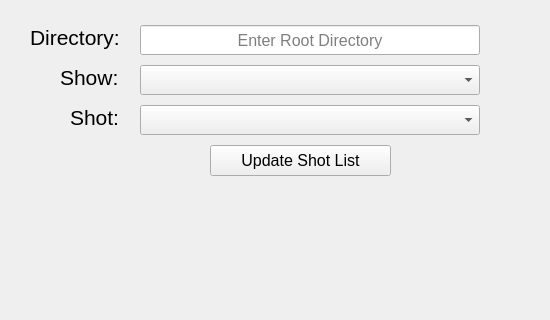
This is __QtFiles__/NukeFileMangerGUI_v004.ui in zackthomas1/NukeFileManager as Qt 5 draws it before an edit; both pictures show x 0 to 550 and y 394 to 714 of the 550 by 800 pixel window. The edited form follows.
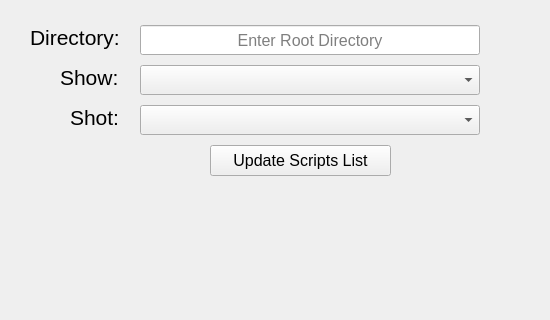
This is the edited form.

Patch:
```diff
--- a/__QtFiles__/NukeFileMangerGUI_v004.ui
+++ b/__QtFiles__/NukeFileMangerGUI_v004.ui
@@ -146,7 +146,7 @@
       </font>
      </property>
      <property name="text">
-      <string>Update Shot List</string>
+      <string>Update Scripts List</string>
      </property>
     </widget>
     <widget class="QPushButton" name="launchNukeIndie_pushButton">
```
Left out of the diff: 2 changed lines with no effect on the pictures.
